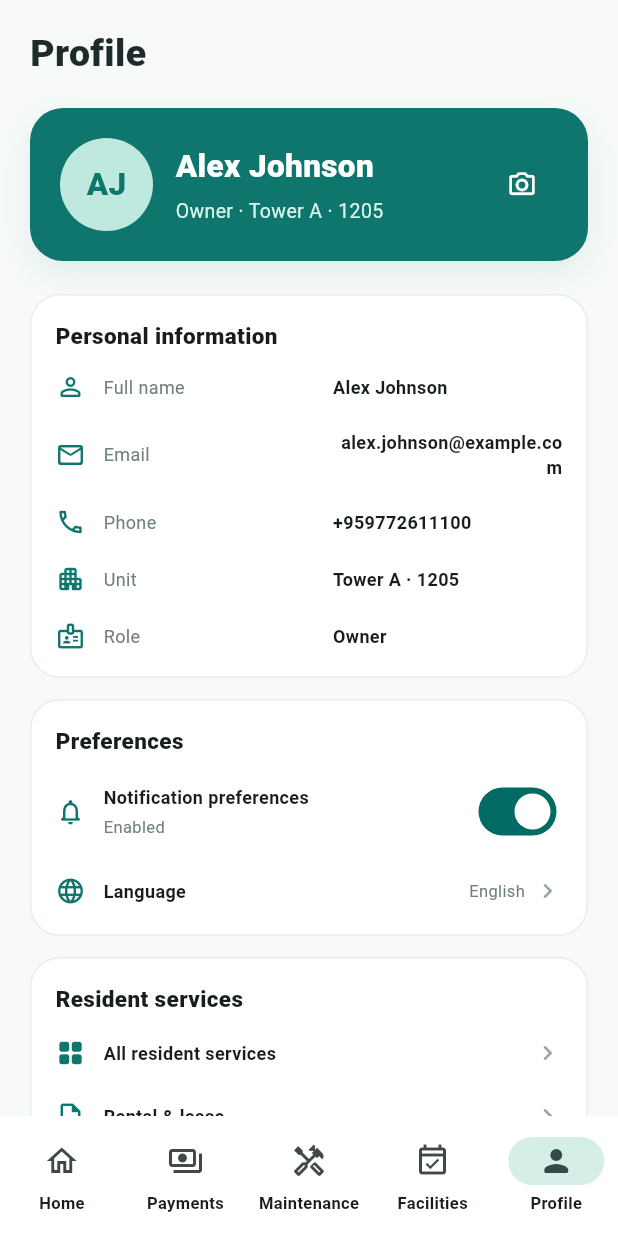
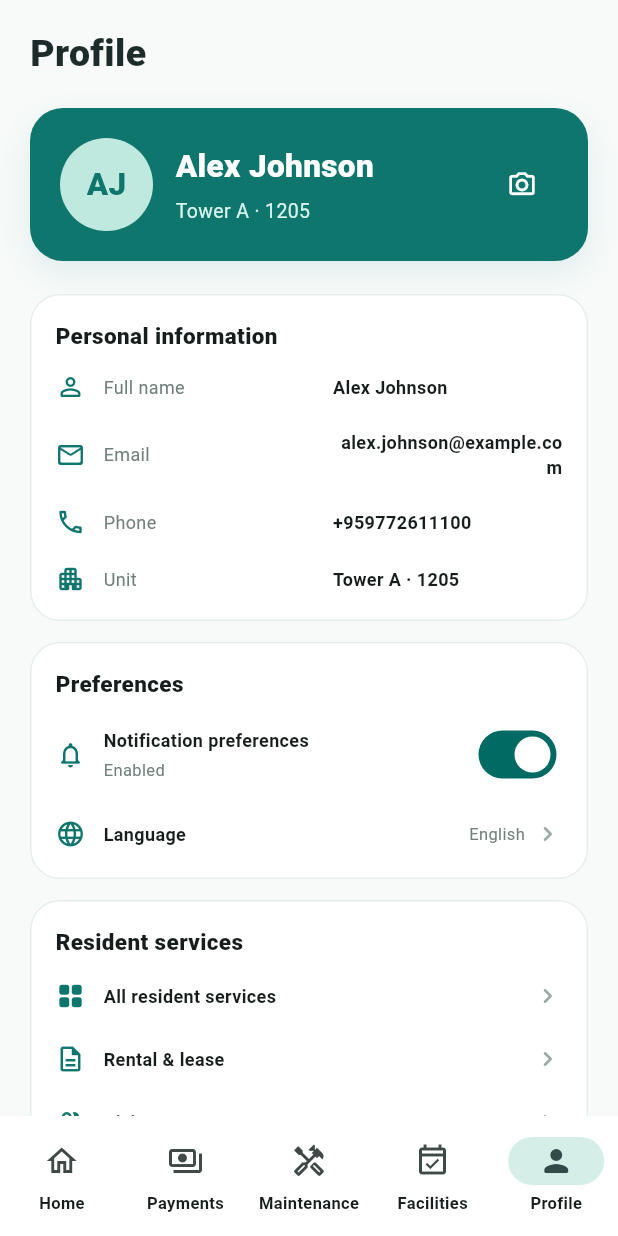
Before and after one commit to winthein126asiamatrix-creator/Resident-Condo, a Flutter app: the screen it shows after launch, item 5 of the bottom bar chosen, on a phone screen of 412 x 824 dp. Run offline on Flutter 3.47's test engine with Material 3 defaults, Android fonts, the phone set to English and light mode, and no system bars; our stand-ins replace get, image_picker; accounts and stored records are empty.

Commit message:
fix bugs

```diff
--- a/lib/features/profile/presentation/pages/profile_page.dart
+++ b/lib/features/profile/presentation/pages/profile_page.dart
@@ -156,11 +156,11 @@ class ProfilePage extends GetView<ProfileController> {
                       label: 'Unit',
                       value: profile.unit,
                     ),
-                    _InfoRow(
-                      icon: Icons.badge_outlined,
-                      label: 'Role',
-                      value: profile.role,
-                    ),
+                    // _InfoRow(
+                    //   icon: Icons.badge_outlined,
+                    //   label: 'Role',
+                    //   value: profile.role,
+                    // ),
                   ],
                 ),
                 const SizedBox(height: 14),
@@ -231,12 +231,12 @@ class ProfilePage extends GetView<ProfileController> {
                 _SectionCard(
                   title: 'Account',
                   children: [
-                    _ActionRow(
-                      icon: Icons.badge_outlined,
-                      label: 'Account type',
-                      value: role.label,
-                      onTap: () => _switchRole(context, role),
-                    ),
+                    // _ActionRow(
+                    //   icon: Icons.badge_outlined,
+                    //   label: 'Account type',
+                    //   value: role.label,
+                    //   onTap: () => _switchRole(context, role),
+                    // ),
                     _ActionRow(
                       icon: Icons.edit_outlined,
                       label: 'Edit profile',
@@ -545,7 +545,7 @@ class _ProfileHero extends StatelessWidget {
                 ),
                 const SizedBox(height: 5),
                 Text(
-                  '${profile.role} · ${profile.unit}',
+                  profile.unit,
                   style: const TextStyle(
                     color: Color(0xFFD8F3EC),
                     fontSize: 13,
```
